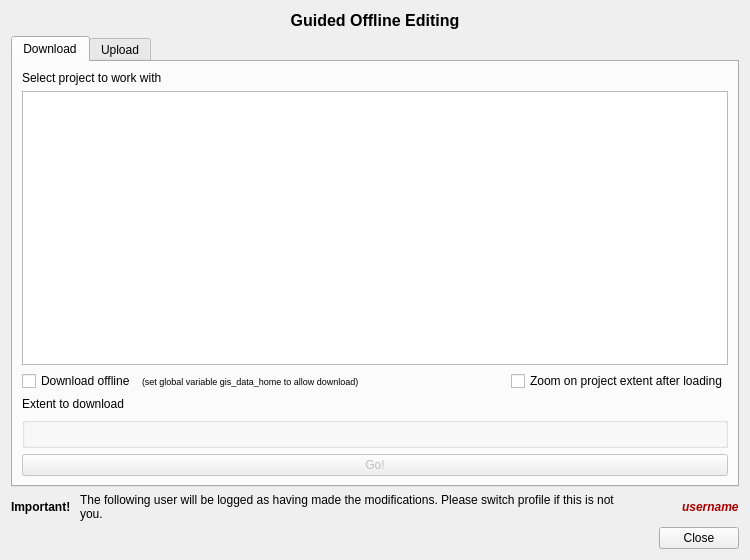
Before: the Qt Designer form guided_offline_editing_dialog_base.ui in ygversil/qgis-guided-offline-editing, drawn with Qt 5.
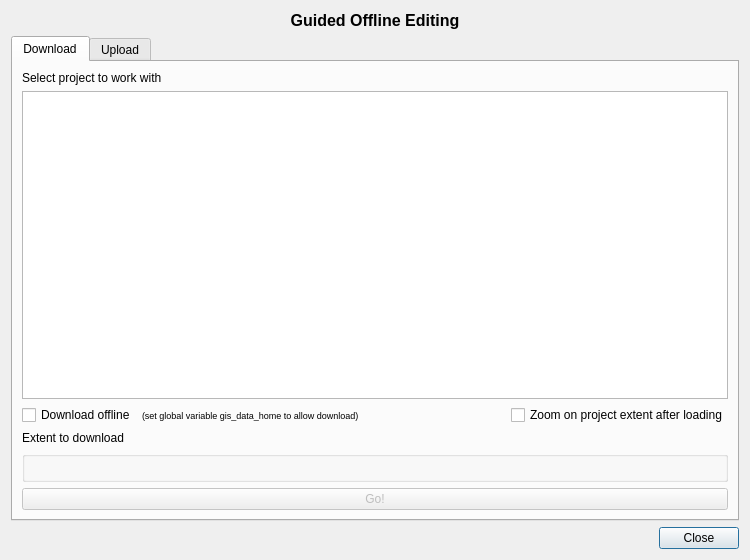
After: the same form once the commit is applied. Icons and pictures are not drawn. Custom widgets are drawn as their Qt base class.

Commit message: Do not show username anymore

What changed in the file:
```diff
--- a/guided_offline_editing_dialog_base.ui
+++ b/guided_offline_editing_dialog_base.ui
@@ -14,6 +14,13 @@
    <string>Guided Editing</string>
   </property>
   <layout class="QGridLayout" name="gridLayout">
+   <item row="2" column="0">
+    <widget class="QDialogButtonBox" name="closeButtonBox">
+     <property name="standardButtons">
+      <set>QDialogButtonBox::Close</set>
+     </property>
+    </widget>
+   </item>
    <item row="1" column="0">
     <widget class="QTabWidget" name="tabWidget">
      <property name="currentIndex">
@@ -180,79 +187,6 @@
      </property>
     </widget>
    </item>
-   <item row="3" column="0">
-    <widget class="QDialogButtonBox" name="closeButtonBox">
-     <property name="standardButtons">
-      <set>QDialogButtonBox::Close</set>
-     </property>
-    </widget>
-   </item>
-   <item row="2" column="0">
-    <layout class="QHBoxLayout" name="horizontalLayout_2">
-     <item>
-      <widget class="QLabel" name="importantLabel">
-       <property name="font">
-        <font>
-         <weight>75</weight>
-         <bold>true</bold>
-        </font>
-       </property>
-       <property name="text">
-        <string>Important! </string>
-       </property>
-      </widget>
-     </item>
-     <item>
-      <widget class="QLabel" name="editWillBeMadeLabel">
-       <property name="sizePolicy">
-        <sizepolicy hsizetype="Expanding" vsizetype="Preferred">
-         <horstretch>0</horstretch>
-         <verstretch>0</verstretch>
-        </sizepolicy>
-       </property>
-       <property name="text">
-        <string>The following user will be logged as having made the modifications. Please switch profile if this is not you.</string>
-       </property>
-       <property name="wordWrap">
-        <bool>true</bool>
-       </property>
-      </widget>
-     </item>
-     <item>
-      <spacer name="horizontalSpacer_2">
-       <property name="orientation">
-        <enum>Qt::Horizontal</enum>
-       </property>
-       <property name="sizeType">
-        <enum>QSizePolicy::Minimum</enum>
-       </property>
-       <property name="sizeHint" stdset="0">
-        <size>
-         <width>40</width>
-         <height>20</height>
-        </size>
-       </property>
-      </spacer>
-     </item>
-     <item>
-      <widget class="QLabel" name="usernameLabel">
-       <property name="font">
-        <font>
-         <weight>75</weight>
-         <italic>true</italic>
-         <bold>true</bold>
-        </font>
-       </property>
-       <property name="styleSheet">
-        <string notr="true">color: rgb(170, 0, 0);</string>
-       </property>
-       <property name="text">
-        <string>username</string>
-       </property>
-      </widget>
-     </item>
-    </layout>
-   </item>
   </layout>
  </widget>
  <customwidgets>
```
The commit also changes 2 other files.
